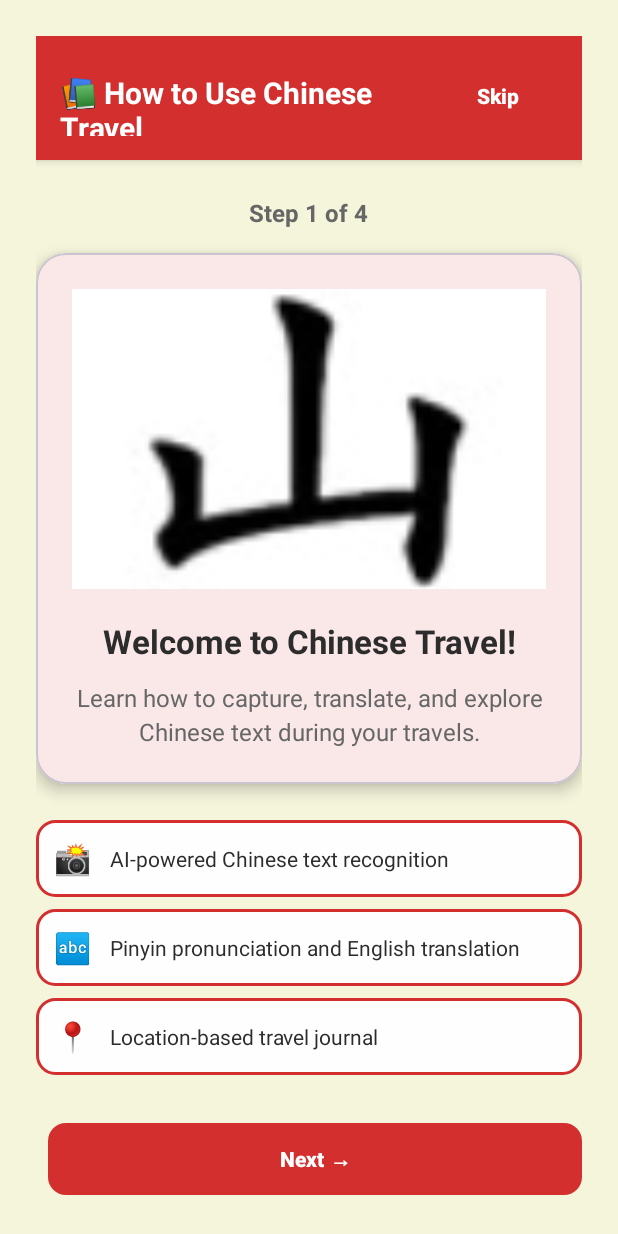
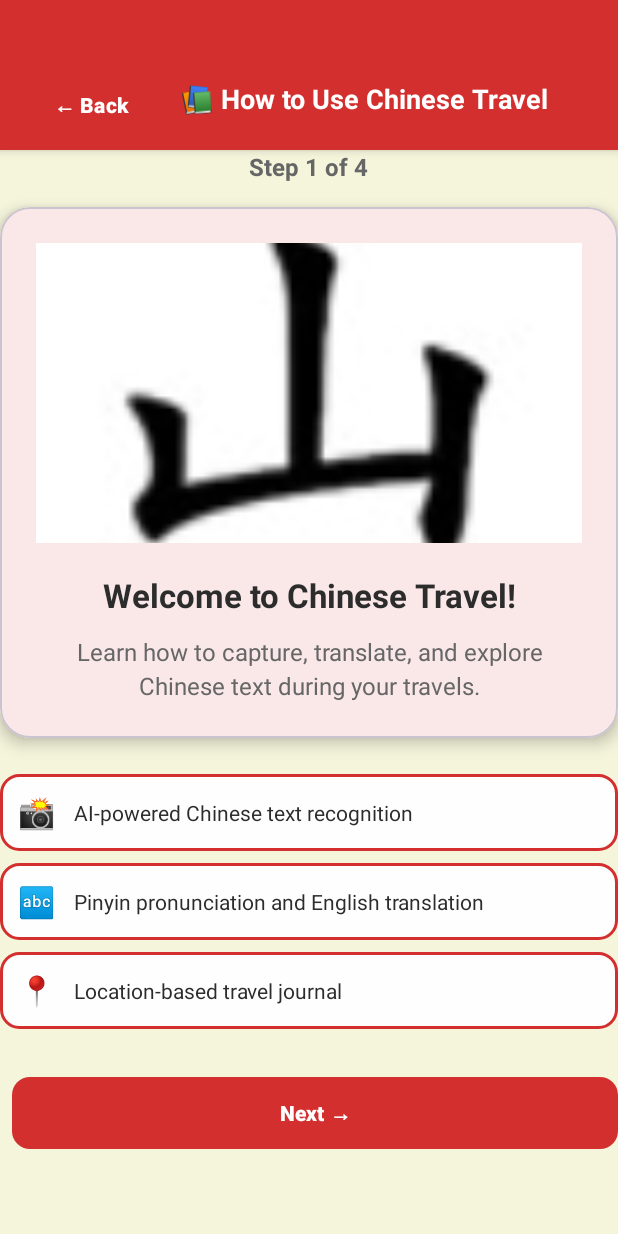
Before and after one commit to karyao/OCR_Travel_App, an Android app: the fragment TutorialFragment placed in its activity, on a phone screen of 412 x 824 dp. Run offline under Robolectric (Android 15) with nearby library versions, the phone set to English and light mode, and no system bars; our stand-ins replace Room's generated code; network calls fail.

Commit message:
reset button and fixed actionbar

```diff
--- a/app/src/main/java/com/karen_yao/chinesetravel/core/database/dao/PlaceSnapDao.kt
+++ b/app/src/main/java/com/karen_yao/chinesetravel/core/database/dao/PlaceSnapDao.kt
@@ -22,4 +22,8 @@ interface PlaceSnapDao {
     /** Debug/utility: count total rows in the table. */
     @Query("SELECT COUNT(*) FROM PlaceSnap")
     suspend fun count(): Int
+
+    /** Clear all snaps from the database. */
+    @Query("DELETE FROM PlaceSnap")
+    suspend fun clearAll()
 }
--- a/app/src/main/java/com/karen_yao/chinesetravel/core/repository/TravelRepository.kt
+++ b/app/src/main/java/com/karen_yao/chinesetravel/core/repository/TravelRepository.kt
@@ -23,4 +23,9 @@ class TravelRepository(private val database: AppDatabase) {
      * Get the total count of saved snaps.
      */
     suspend fun getSnapCount() = database.placeSnapDao().count()
+
+    /**
+     * Clear all snaps from the database.
+     */
+    suspend fun clearAllSnaps() = database.placeSnapDao().clearAll()
 }
--- a/app/src/main/java/com/karen_yao/chinesetravel/features/tutorial/ui/TutorialFragment.kt
+++ b/app/src/main/java/com/karen_yao/chinesetravel/features/tutorial/ui/TutorialFragment.kt
@@ -10,6 +10,7 @@ import androidx.fragment.app.Fragment
 import com.karen_yao.chinesetravel.R
 import com.karen_yao.chinesetravel.features.home.ui.HomeFragment
 import com.karen_yao.chinesetravel.features.capture.ui.CaptureFragment
+import com.karen_yao.chinesetravel.features.welcome.ui.WelcomeFragment
 import java.io.File
 
 /**
@@ -53,8 +54,27 @@ class TutorialFragment : Fragment(R.layout.fragment_tutorial) {
     override fun onViewCreated(view: View, savedInstanceState: Bundle?) {
         super.onViewCreated(view, savedInstanceState)
 
+        setupHeader(view)
         setupTutorial(view)
         setupNavigation(view)
+    }
+
+    private fun setupHeader(view: View) {
+        val headerLayout = view.findViewById<View>(R.id.headerLayout)
+        val backButton = headerLayout.findViewById<Button>(R.id.btnBack)
+        val titleText = headerLayout.findViewById<android.widget.TextView>(R.id.tvHeaderTitle)
+        val rightText = headerLayout.findViewById<android.widget.TextView>(R.id.tvHeaderRight)
+
+        // Set title and hide right text
+        titleText.text = "📚 How to Use Chinese Travel"
+        rightText.visibility = android.view.View.GONE
+
+        // Set up back button
+        backButton.setOnClickListener {
+            parentFragmentManager.beginTransaction()
+                .replace(R.id.container, WelcomeFragment())
+                .commit()
+        }
     }
 
     private fun setupTutorial(view: View) {
@@ -118,12 +138,6 @@ class TutorialFragment : Fragment(R.layout.fragment_tutorial) {
                 .commit()
         }
 
-        view.findViewById<Button>(R.id.btnSkipTutorial).setOnClickListener {
-            // Navigate directly to HomeFragment
-            parentFragmentManager.beginTransaction()
-                .replace(R.id.container, HomeFragment())
-                .commit()
-        }
 
     }
 
--- a/app/src/main/res/layout/fragment_tutorial.xml
+++ b/app/src/main/res/layout/fragment_tutorial.xml
@@ -9,38 +9,12 @@
     <LinearLayout
         android:layout_width="match_parent"
         android:layout_height="wrap_content"
-        android:orientation="vertical"
-        android:padding="24dp">
+        android:orientation="vertical">
 
-        <!-- Header -->
-        <LinearLayout
-            android:layout_width="match_parent"
-            android:layout_height="wrap_content"
-            android:background="@color/red_primary"
-            android:padding="16dp"
-            android:layout_marginBottom="24dp"
-            android:elevation="4dp">
-
-            <TextView
-                android:layout_width="0dp"
-                android:layout_height="wrap_content"
-                android:layout_weight="1"
-                android:text="📚 How to Use Chinese Travel"
-                android:textSize="20sp"
-                android:textStyle="bold"
-                android:textColor="@color/white" />
-
-            <Button
-                android:id="@+id/btnSkipTutorial"
-                android:layout_width="wrap_content"
-                android:layout_height="wrap_content"
-                android:text="Skip"
-                android:textSize="14sp"
-                android:background="@drawable/button_beige_outline"
-                android:textColor="@color/white"
-                android:minWidth="80dp" />
-
-        </LinearLayout>
+        <!-- Common Header -->
+        <include
+            android:id="@+id/headerLayout"
+            layout="@layout/header_common" />
 
         <!-- Step Indicator -->
         <TextView
@@ -210,7 +184,7 @@
                 android:text="← Previous"
                 android:textSize="14sp"
                 android:background="@drawable/button_beige_outline"
-                android:textColor="@color/red_primary"
+                android:textColor="@color/white"
                 android:layout_marginEnd="8dp"
                 android:visibility="gone" />
 
--- /dev/null
+++ b/app/src/main/res/layout/header_common.xml
@@ -0,0 +1,48 @@
+<?xml version="1.0" encoding="utf-8"?>
+<LinearLayout xmlns:android="http://schemas.android.com/apk/res/android"
+    android:id="@+id/headerLayout"
+    android:layout_width="match_parent"
+    android:layout_height="wrap_content"
+    android:background="@color/red_primary"
+    android:padding="16dp"
+    android:elevation="4dp"
+    android:orientation="horizontal"
+    android:gravity="center_vertical">
+
+    <!-- Back button -->
+    <Button
+        android:id="@+id/btnBack"
+        android:layout_width="wrap_content"
+        android:layout_height="wrap_content"
+        android:text="← Back"
+        android:textSize="14sp"
+        android:textColor="@color/white"
+        android:background="@null"
+        android:padding="8dp"
+        android:layout_marginEnd="16dp"
+        android:layout_marginTop="20dp" />
+
+    <!-- Title -->
+    <TextView
+        android:id="@+id/tvHeaderTitle"
+        android:layout_width="0dp"
+        android:layout_height="wrap_content"
+        android:layout_weight="1"
+        android:text="Title"
+        android:textSize="18sp"
+        android:textStyle="bold"
+        android:layout_marginTop="16dp"
+        android:textColor="@color/white" />
+
+    <!-- Optional right content (like snap count) -->
+    <TextView
+        android:id="@+id/tvHeaderRight"
+        android:layout_width="wrap_content"
+        android:layout_height="wrap_content"
+        android:text=""
+        android:textSize="14sp"
+        android:layout_marginTop="20dp"
+        android:textColor="@color/red_primary_light"
+        android:visibility="gone" />
+
+</LinearLayout>
```
Also changed, not shown: app/src/main/java/com/karen_yao/chinesetravel/features/capture/ui/CaptureFragment.kt (+17 -0 lines), app/src/main/java/com/karen_yao/chinesetravel/features/home/ui/HomeFragment.kt (+69 -6 lines), app/src/main/res/layout/fragment_capture.xml (+5 -19 lines), app/src/main/res/layout/fragment_home.xml (+33 -33 lines).
